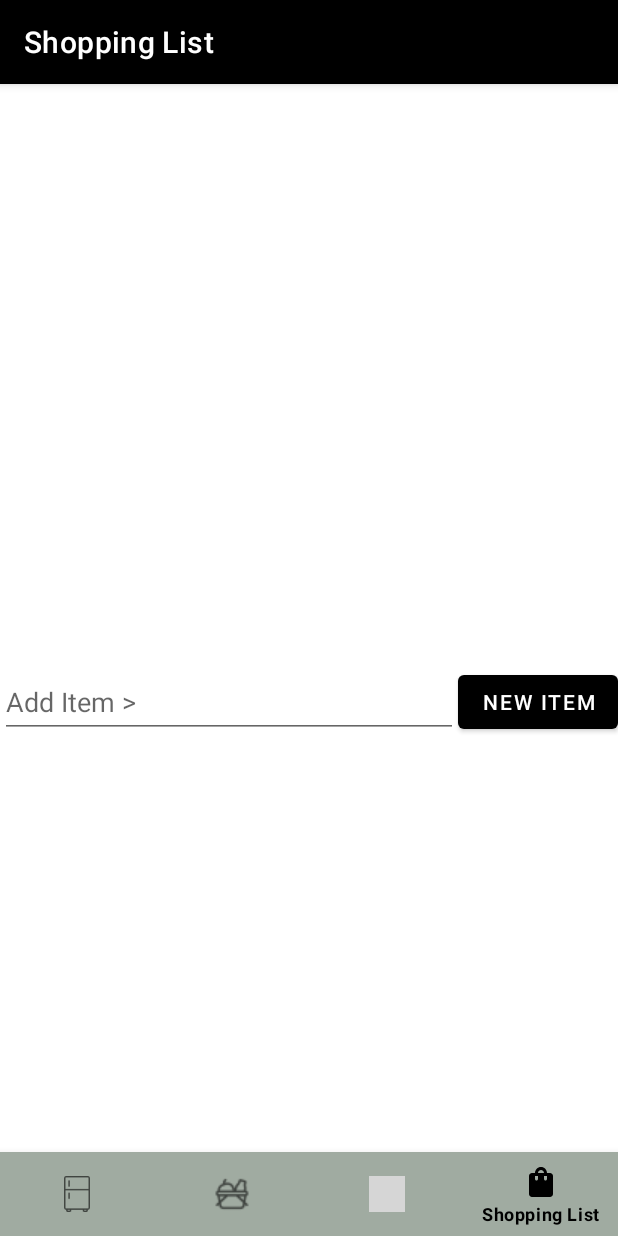
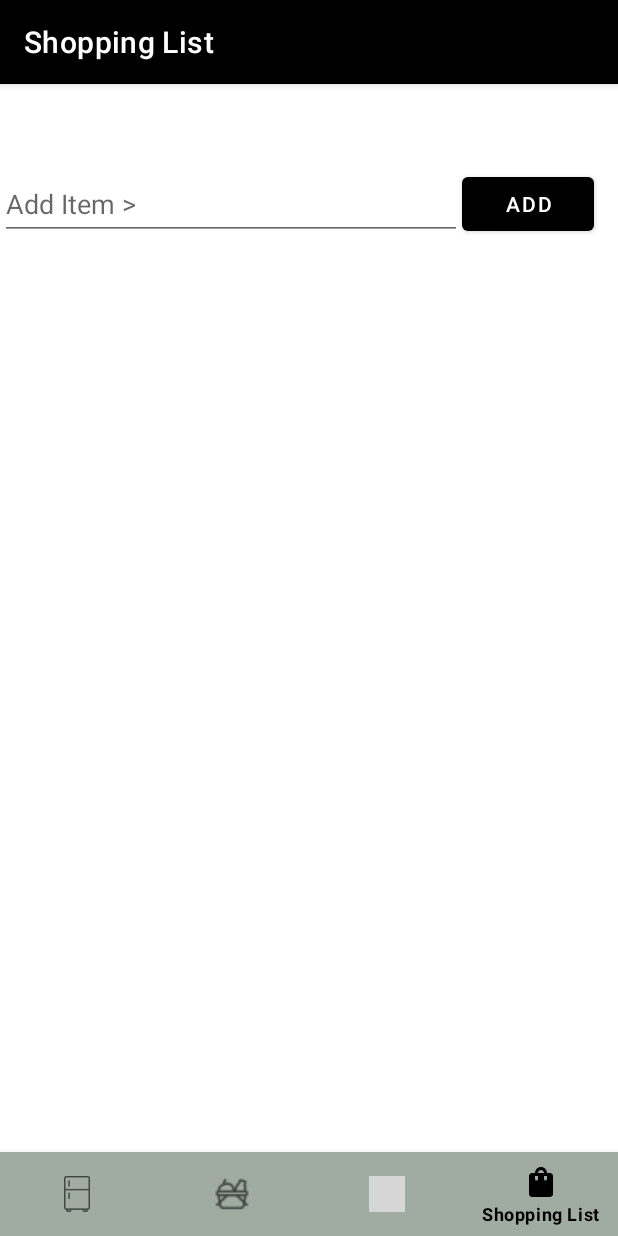
Before and after one commit to clairepielak/FridgeBuddy, an Android app: the ShoppingListFragment screen opened through its navigation route, on a phone screen of 412 x 824 dp. Run offline under Robolectric (Android 15) with nearby library versions, the phone set to English and light mode, and no system bars; our stand-ins replace Room's generated code, navigation-ui; libraries missing offline, so code that uses them is left out: com.google.mlkit.common, com.google.mlkit.vision; grey boxes are pictures that could not be loaded.

Commit message:
Shopping list development progress.

```diff
--- a/app/src/main/java/com/example/fridgebuddy/ui/ShoppingList/ShoppingListFragment.java
+++ b/app/src/main/java/com/example/fridgebuddy/ui/ShoppingList/ShoppingListFragment.java
@@ -1,13 +1,16 @@
 package com.example.fridgebuddy.ui.ShoppingList;
 
 // ShoppingListFragment.java
+import android.annotation.SuppressLint;
 import android.os.Bundle;
+import android.text.InputFilter;
 import android.view.LayoutInflater;
 import android.view.View;
 import android.view.ViewGroup;
 import android.widget.Button;
 import android.widget.EditText;
 
+import androidx.annotation.NonNull;
 import androidx.fragment.app.Fragment;
 import androidx.recyclerview.widget.LinearLayoutManager;
 import androidx.recyclerview.widget.RecyclerView;
@@ -23,8 +26,10 @@ public class ShoppingListFragment extends Fragment {
     private ShoppingAdapter adapter;
     private EditText newItemEditText;
     private Button addItemButton;
+    private Button rmItemButton;
     private RecyclerView rvShoppingList;
 
+    @SuppressLint("MissingInflatedId")
     @Override
     public View onCreateView(LayoutInflater inflater, ViewGroup container, Bundle savedInstanceState) {
         View view = inflater.inflate(R.layout.fragment_shoppinglist, container, false);
@@ -34,6 +39,7 @@ public class ShoppingListFragment extends Fragment {
 
         newItemEditText = view.findViewById(R.id.etList);
         addItemButton = view.findViewById(R.id.newItemButton);
+        rmItemButton = view.findViewById(R.id.rmButton);
         rvShoppingList = view.findViewById(R.id.rvShoppingList);
 
         // Set up RecyclerView
@@ -42,6 +48,10 @@ public class ShoppingListFragment extends Fragment {
         rvShoppingList.setAdapter(adapter);
 
         addItemButton.setOnClickListener(v -> addItem());
+
+        //Can only enter 8 character items
+        int maxLength = 8;
+        newItemEditText.setFilters(new InputFilter[] {new InputFilter.LengthFilter(maxLength)});
 
         return view;
     }
--- a/app/src/main/res/layout/fragment_shoppinglist.xml
+++ b/app/src/main/res/layout/fragment_shoppinglist.xml
@@ -9,22 +9,22 @@
     <androidx.recyclerview.widget.RecyclerView
         android:id="@+id/rvShoppingList"
         android:layout_width="match_parent"
-        android:layout_height="0dp"
+        android:layout_height="550dp"
         android:layout_marginStart="1dp"
         android:layout_marginEnd="1dp"
         app:layout_constraintEnd_toEndOf="parent"
         app:layout_constraintHorizontal_bias="0.0"
         app:layout_constraintStart_toStartOf="parent"
-        app:layout_constraintTop_toTopOf="parent" />
+        app:layout_constraintTop_toBottomOf="@+id/etList" />
 
     <Button
         android:id="@+id/newItemButton"
         android:layout_width="wrap_content"
         android:layout_height="wrap_content"
-        android:text="@string/new_item"
-        app:layout_constraintBottom_toBottomOf="parent"
+        android:layout_marginEnd="16dp"
+        android:text="@string/add"
         app:layout_constraintEnd_toEndOf="parent"
-        app:layout_constraintTop_toBottomOf="@+id/rvShoppingList" />
+        app:layout_constraintTop_toTopOf="parent" />
 
     <EditText
         android:id="@+id/etList"
@@ -32,9 +32,9 @@
         android:layout_height="48dp"
         android:hint="@string/add_item"
         android:inputType="text"
-        app:layout_constraintBottom_toBottomOf="parent"
         app:layout_constraintEnd_toStartOf="@+id/newItemButton"
+        app:layout_constraintHorizontal_bias="0.0"
         app:layout_constraintStart_toStartOf="parent"
-        app:layout_constraintTop_toBottomOf="@+id/rvShoppingList" />
+        app:layout_constraintTop_toTopOf="parent" />
 
 </androidx.constraintlayout.widget.ConstraintLayout>
--- a/app/src/main/res/values/strings.xml
+++ b/app/src/main/res/values/strings.xml
@@ -87,6 +87,9 @@
     <string name="new_item">New Item</string>
     <string name="add_new_item">Add New Item</string>
     <string name="title">Title</string>
+    <string name="itemtitle">ItemTitle</string>
+    <string name="add">ADD</string>
+    <string name="x">X</string>
 
     <!-- claire add -->
     <string-array name="food_item_name">
```
Also changed, not shown: app/src/main/java/com/example/fridgebuddy/ui/ShoppingList/ShoppingAdapter.java (+21 -0 lines), app/src/main/res/layout/shopping_list.xml (+17 -6 lines).
